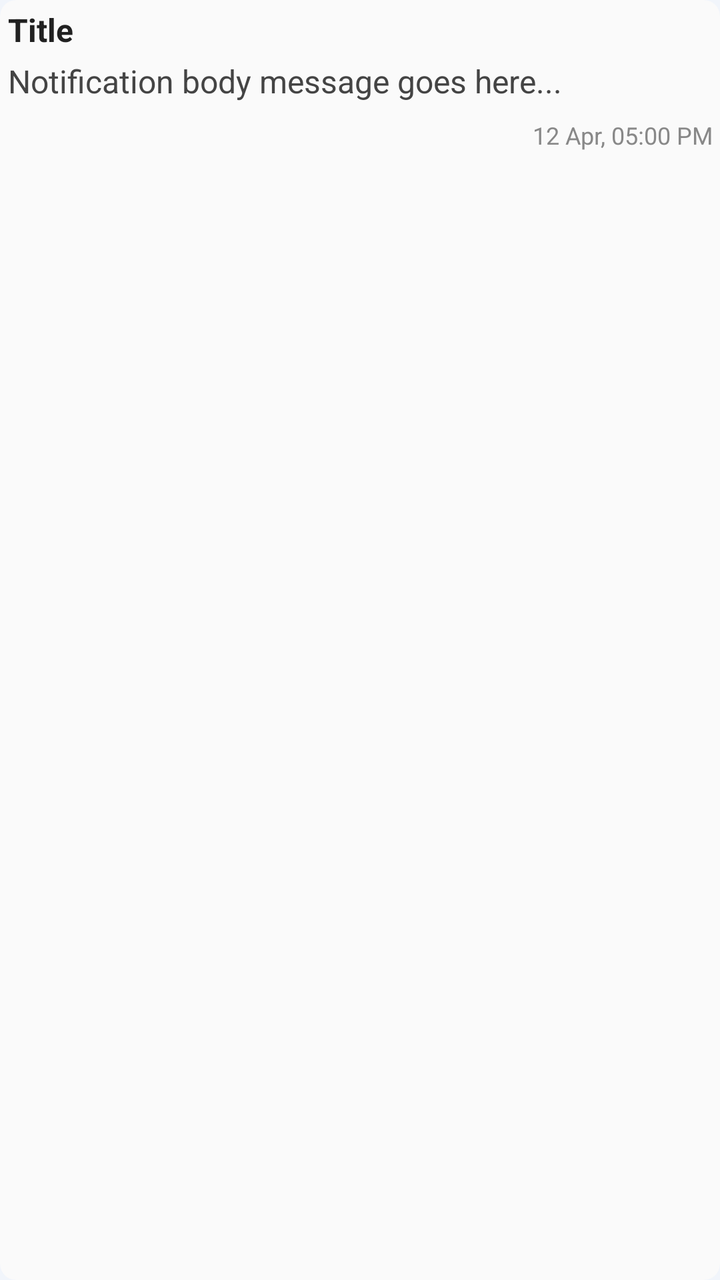
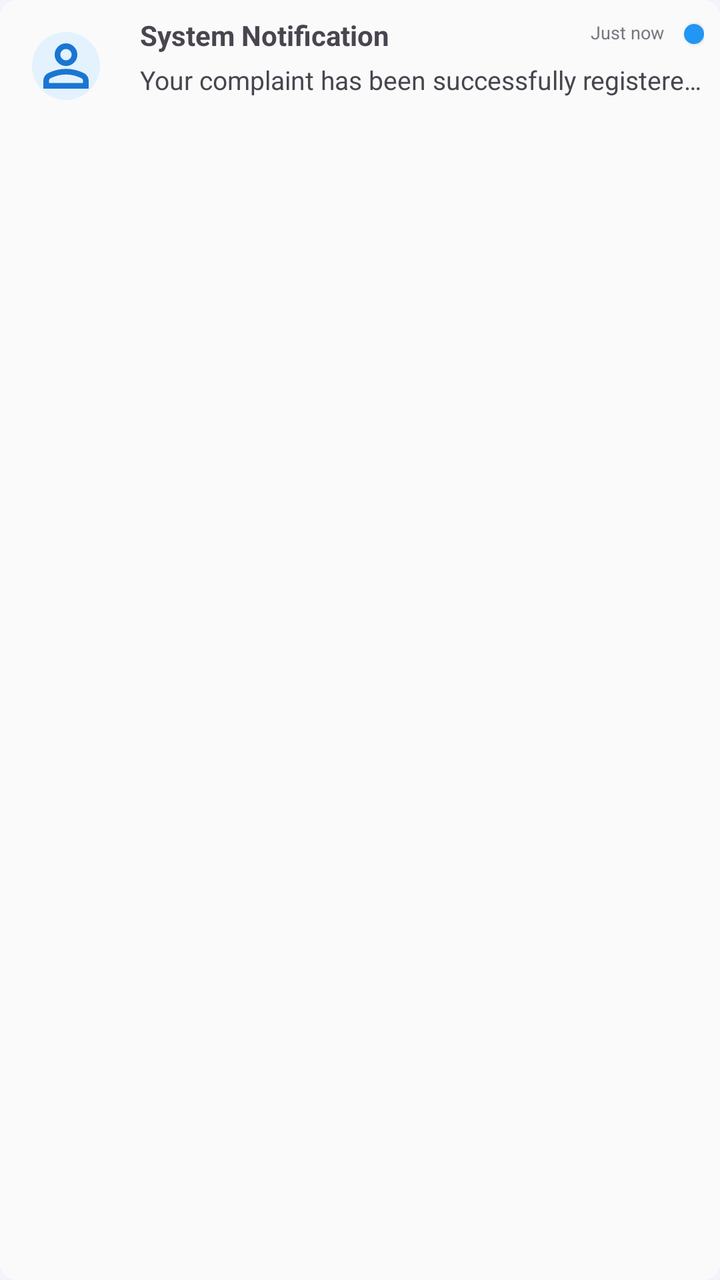

The first picture is an Android layout as it rendered before a commit; the second is the same layout after the commit. The layout source and the unified diff follow.
<!-- AndroidManifest.xml: application theme Theme.Urbanfix -->
<!-- res/layout/item_notification.xml -->
<?xml version="1.0" encoding="utf-8"?>
<com.google.android.material.card.MaterialCardView
    xmlns:android="http://schemas.android.com/apk/res/android"
    xmlns:app="http://schemas.android.com/apk/res-auto"
    android:layout_width="match_parent"
    android:layout_height="wrap_content"
    android:layout_marginTop="2dp"
    app:cardElevation="0dp"
    app:strokeWidth="0dp"
    app:cardCornerRadius="8dp">

    <LinearLayout
        android:layout_width="match_parent"
        android:layout_height="wrap_content"
        android:orientation="vertical"
        android:padding="4dp">

        <TextView
            android:id="@+id/tvNotificationTitle"
            android:layout_width="match_parent"
            android:layout_height="wrap_content"
            android:text="Title"
            android:textStyle="bold"
            android:textColor="?attr/colorOnSurface"
            android:textSize="16sp" />

        <TextView
            android:id="@+id/tvNotificationBody"
            android:layout_width="match_parent"
            android:layout_height="wrap_content"
            android:layout_marginTop="4dp"
            android:text="Notification body message goes here..."
            android:textColor="#444444" />

        <TextView
            android:id="@+id/tvNotificationTime"
            android:layout_width="match_parent"
            android:layout_height="wrap_content"
            android:layout_marginTop="8dp"
            android:gravity="end"
            android:text="12 Apr, 05:00 PM"
            android:textSize="12sp"
            android:textColor="#888888" />
    </LinearLayout>
</com.google.android.material.card.MaterialCardView>
<!-- resources referenced by this layout -->
<resources>
  <style name="Theme.Urbanfix" parent="Base.Theme.Urbanfix" />
  <style name="Base.Theme.Urbanfix" parent="Theme.Material3.DayNight.NoActionBar">
          <item name="colorPrimary">#1976D2</item>
          <item name="colorOnPrimary">#FFFFFF</item>
          <item name="colorSecondary">#42A5F5</item>
          <item name="colorOnSecondary">#FFFFFF</item>
  
          <item name="android:statusBarColor">#1976D2</item>
          <item name="android:windowLightStatusBar">false</item>
  
          <item name="android:windowBackground">@color/google_lavender_blue</item>
          <item name="colorSurface">@color/dark_white_card</item>
          <item name="colorOnSurface">#212121</item>
          <item name="colorSurfaceVariant">#ECEFF1</item>
  
          <item name="elevationOverlayEnabled">false</item>
  
          <item name="android:textSize">16sp</item>
      </style>
  <color name="google_lavender_blue">#F1F5FB</color>
  <color name="dark_white_card">#FAFAFA</color>
</resources>

<!-- the commit's change to res/layout/item_notification.xml (unified diff, before → after) -->
@@ -4,42 +4,82 @@
     xmlns:app="http://schemas.android.com/apk/res-auto"
     android:layout_width="match_parent"
     android:layout_height="wrap_content"
-    android:layout_marginTop="2dp"
+    android:layout_marginHorizontal="5dp"
+    android:layout_marginVertical="1dp"
+    app:cardCornerRadius="8dp"
     app:cardElevation="0dp"
-    app:strokeWidth="0dp"
-    app:cardCornerRadius="8dp">
+    app:strokeWidth="0dp">
 
-    <LinearLayout
+    <androidx.constraintlayout.widget.ConstraintLayout
         android:layout_width="match_parent"
         android:layout_height="wrap_content"
-        android:orientation="vertical"
-        android:padding="4dp">
+        android:padding="8dp">
+
+        <com.google.android.material.imageview.ShapeableImageView
+            android:id="@+id/ivNotificationIcon"
+            android:layout_width="50dp"
+            android:layout_height="50dp"
+            android:background="#E3F2FD"
+            android:padding="8dp"
+            android:src="@drawable/ic_person"
+            app:layout_constraintStart_toStartOf="parent"
+            app:layout_constraintTop_toTopOf="parent"
+            app:shapeAppearanceOverlay="@style/ShapeAppearance.Material3.Corner.Full"
+            app:tint="#1976D2" />
+
+        
+        <View
+            android:id="@+id/viewUnreadDot"
+            android:layout_width="10dp"
+            android:layout_height="10dp"
+            android:layout_marginTop="4dp"
+            android:background="@drawable/shape_blue_dot"
+            android:elevation="1dp"
+            android:visibility="visible"
+            app:layout_constraintEnd_toEndOf="parent"
+            app:layout_constraintTop_toTopOf="parent" />
+
+        
+        <TextView
+            android:id="@+id/tvNotificationTime"
+            android:layout_width="wrap_content"
+            android:layout_height="wrap_content"
+            android:layout_marginEnd="10dp"
+            android:layout_marginTop="2dp"
+            android:text="Just now"
+            android:textSize="9sp"
+            android:textColor="?attr/colorOutline"
+            app:layout_constraintEnd_toStartOf="@+id/viewUnreadDot"
+            app:layout_constraintTop_toTopOf="parent" />
 
         <TextView
             android:id="@+id/tvNotificationTitle"
-            android:layout_width="match_parent"
+            android:layout_width="0dp"
             android:layout_height="wrap_content"
-            android:text="Title"
+            android:layout_marginStart="12dp"
+            android:layout_marginEnd="8dp"
+            android:ellipsize="end"
+            android:maxLines="1"
+            android:text="System Notification"
             android:textStyle="bold"
-            android:textColor="?attr/colorOnSurface"
-            android:textSize="16sp" />
+            android:textSize="14sp"
+            app:layout_constraintEnd_toStartOf="@+id/tvNotificationTime"
+            app:layout_constraintStart_toEndOf="@+id/ivNotificationIcon"
+            app:layout_constraintTop_toTopOf="@+id/ivNotificationIcon" />
 
         <TextView
             android:id="@+id/tvNotificationBody"
-            android:layout_width="match_parent"
+            android:layout_width="0dp"
             android:layout_height="wrap_content"
             android:layout_marginTop="4dp"
-            android:text="Notification body message goes here..."
-            android:textColor="#444444" />
+            android:ellipsize="end"
+            android:maxLines="1"
+            android:text="Your complaint has been successfully registered."
+            android:textColor="?attr/colorOnSurfaceVariant"
+            android:textSize="13sp"
+            app:layout_constraintEnd_toEndOf="parent"
+            app:layout_constraintStart_toStartOf="@+id/tvNotificationTitle"
+            app:layout_constraintTop_toBottomOf="@+id/tvNotificationTitle" />
 
-        <TextView
-            android:id="@+id/tvNotificationTime"
-            android:layout_width="match_parent"
-            android:layout_height="wrap_content"
-            android:layout_marginTop="8dp"
-            android:gravity="end"
-            android:text="12 Apr, 05:00 PM"
-            android:textSize="12sp"
-            android:textColor="#888888" />
-    </LinearLayout>
+    </androidx.constraintlayout.widget.ConstraintLayout>
 </com.google.android.material.card.MaterialCardView>
<!-- resource entries referenced after the edit -->
@@ -1,5 +1,29 @@
 <!-- resources referenced by this layout -->
 <resources>
+  <!-- drawable ic_person (drawable) -->
+  <vector xmlns:android="http://schemas.android.com/apk/res/android"
+      android:width="24dp"
+      android:height="24dp"
+      android:viewportWidth="960"
+      android:viewportHeight="960">
+    <path
+        android:pathData="M480,480q-66,0 -113,-47t-47,-113q0,-66 47,-113t113,-47q66,0 113,47t47,113q0,66 -47,113t-113,47ZM160,800v-112q0,-34 17.5,-62.5T224,582q62,-31 126,-46.5T480,520q66,0 130,15.5T736,582q29,15 46.5,43.5T800,688v112L160,800ZM240,720h480v-32q0,-11 -5.5,-20T700,654q-54,-27 -109,-40.5T480,600q-56,0 -111,13.5T260,654q-9,5 -14.5,14t-5.5,20v32ZM480,400q33,0 56.5,-23.5T560,320q0,-33 -23.5,-56.5T480,240q-33,0 -56.5,23.5T400,320q0,33 23.5,56.5T480,400ZM480,320ZM480,720Z"
+        android:fillColor="#e3e3e3"/>
+  </vector>
+  <!-- drawable shape_blue_dot (drawable) -->
+  <?xml version="1.0" encoding="utf-8"?>
+  <shape xmlns:android="http://schemas.android.com/apk/res/android"
+      android:shape="oval">
+  
+      
+      <solid android:color="#2196F3" />
+  
+      
+      <size
+          android:width="10dp"
+          android:height="10dp" />
+  
+  </shape>
   <style name="Theme.Urbanfix" parent="Base.Theme.Urbanfix" />
   <style name="Base.Theme.Urbanfix" parent="Theme.Material3.DayNight.NoActionBar">
           <item name="colorPrimary">#1976D2</item>
